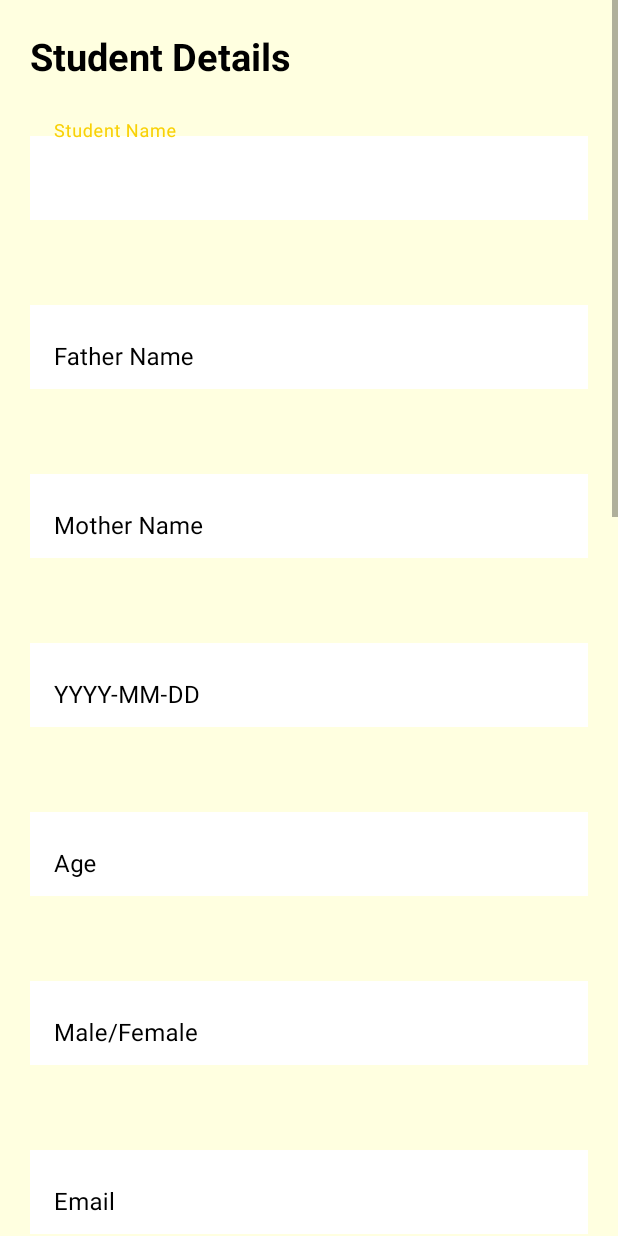
After one commit to aniket-yadav/sbts, an Android app: the RegisterStudent screen opened directly, with no data from a screen before it, on a phone screen of 412 x 824 dp. The commit adds this screen. Run offline under Robolectric (Android 15) with nearby library versions, the phone set to English and light mode, and no system bars; our stand-ins replace Volley.

Commit message:
student add

```diff
--- a/app/src/main/AndroidManifest.xml
+++ b/app/src/main/AndroidManifest.xml
@@ -26,6 +26,9 @@
         android:roundIcon="@mipmap/ic_launcher_round"
         android:supportsRtl="true"
         android:theme="@style/Theme.SBTS">
+        <activity
+            android:name=".activities.RegisterStudent"
+            android:exported="false" />
         <activity
             android:name=".activities.AddBus"
             android:exported="false" />
--- /dev/null
+++ b/app/src/main/java/com/app/sbts/activities/RegisterStudent.java
@@ -0,0 +1,73 @@
+package com.app.sbts.activities;
+
+import androidx.appcompat.app.AppCompatActivity;
+
+import android.os.Bundle;
+import android.widget.Toast;
+
+import com.android.volley.Request;
+import com.android.volley.toolbox.StringRequest;
+import com.app.sbts.R;
+import com.app.sbts.classes.SingletonClass;
+import com.app.sbts.databinding.ActivityRegisterStudentBinding;
+
+import java.util.HashMap;
+import java.util.Map;
+import java.util.Objects;
+
+public class RegisterStudent extends AppCompatActivity {
+
+    ActivityRegisterStudentBinding binding;
+
+    @Override
+    protected void onCreate(Bundle savedInstanceState) {
+        super.onCreate(savedInstanceState);
+        binding = ActivityRegisterStudentBinding.inflate(getLayoutInflater());
+        setContentView(binding.getRoot());
+        binding.registerSubmit.setOnClickListener(v -> upload());
+
+    }
+
+    private void upload() {
+
+        String registerStudent = getString(R.string.Student_Registration_URL);
+
+        StringRequest request = new StringRequest(Request.Method.POST, registerStudent, response -> Toast.makeText(getApplicationContext(),response,Toast.LENGTH_LONG).show(), error -> {
+            Toast.makeText(getApplicationContext(),error.toString(),Toast.LENGTH_LONG).show();
+        }) {
+
+            @Override
+            protected Map<String, String> getParams() {
+
+                Map<String, String> params = new HashMap<>();
+                params.put("Full_Name", Objects.requireNonNull(binding.studentName.getText()).toString().trim());
+                params.put("Father_Name", Objects.requireNonNull(binding.fatherName.getText()).toString().trim() );
+                params.put("Mother_Name", Objects.requireNonNull(binding.motherName.getText()).toString().trim());
+                params.put("DOB", Objects.requireNonNull(binding.dob.getText()).toString().trim());
+                params.put("Gender", Objects.requireNonNull(binding.gender.getText()).toString().trim());
+                params.put("Age", Objects.requireNonNull(binding.age.getText()).toString().trim());
+                params.put("Email", Objects.requireNonNull(binding.email.getText()).toString().trim());
+                params.put("Mobile_No1", Objects.requireNonNull(binding.mobile1.getText()).toString().trim());
+                params.put("Mobile_No2", Objects.requireNonNull(binding.mobile2.getText()).toString().trim());
+                params.put("Address", Objects.requireNonNull(binding.address.getText()).toString().trim());
+                params.put("City", Objects.requireNonNull(binding.city.getText()).toString().trim());
+                params.put("Pincode", Objects.requireNonNull(binding.pincode.getText()).toString().trim());
+                params.put("School_Id", Objects.requireNonNull(binding.schoolId.getText()).toString().trim());
+                params.put("Roll_No", Objects.requireNonNull(binding.rollNo.getText()).toString().trim());
+                params.put("Class", Objects.requireNonNull(binding.className.getText()).toString().trim());
+                params.put("Division", Objects.requireNonNull(binding.division.getText()).toString().trim());
+
+                return params;
+            }
+        };
+
+        SingletonClass.getInstance(getApplicationContext()).addToRequestQueue(request);
+    }
+
+
+    @Override
+    protected void onDestroy() {
+        super.onDestroy();
+        binding = null;
+    }
+}
--- a/app/src/main/java/com/app/sbts/fragments/Students_List.java
+++ b/app/src/main/java/com/app/sbts/fragments/Students_List.java
@@ -1,5 +1,6 @@
 package com.app.sbts.fragments;
 
+import android.content.Intent;
 import android.os.Bundle;
 
 import androidx.fragment.app.Fragment;
@@ -12,6 +13,7 @@ import android.widget.Toast;
 
 import com.android.volley.toolbox.JsonArrayRequest;
 import com.app.sbts.R;
+import com.app.sbts.activities.RegisterStudent;
 import com.app.sbts.adaptor.RecyclerViewAdapter;
 import com.app.sbts.adaptor.StudentsAdaptor;
 import com.app.sbts.classes.SingletonClass;
@@ -41,6 +43,7 @@ public class Students_List extends Fragment {
         String url = getString(R.string.Student_List_URL);
         loadStudentList(url);
 
+        binding.addStudent.setOnClickListener(v -> startActivity(new Intent(requireActivity(), RegisterStudent.class)));
         return  binding.getRoot();
     }
 
--- /dev/null
+++ b/app/src/main/res/layout/activity_register_student.xml
@@ -0,0 +1,375 @@
+<?xml version="1.0" encoding="utf-8"?>
+<ScrollView xmlns:android="http://schemas.android.com/apk/res/android"
+    xmlns:app="http://schemas.android.com/apk/res-auto"
+    xmlns:tools="http://schemas.android.com/tools"
+    android:layout_width="match_parent"
+    android:layout_height="match_parent"
+    android:clickable="true"
+    android:background="@color/light_yellow"
+    android:focusableInTouchMode="true"
+    android:focusable="true"
+    tools:context=".activities.RegisterStudent">
+
+
+    <androidx.appcompat.widget.LinearLayoutCompat
+        android:layout_width="match_parent"
+        android:layout_height="wrap_content"
+        android:layout_margin="20dp"
+        android:orientation="vertical">
+
+        <com.google.android.material.textview.MaterialTextView
+            android:layout_width="wrap_content"
+            android:layout_height="wrap_content"
+            android:text="@string/student_details"
+            android:textColor="@color/black"
+            android:textSize="25sp"
+            android:textStyle="bold" />
+
+
+        <com.google.android.material.textfield.TextInputLayout
+            android:id="@+id/student_name_layout"
+            android:layout_width="match_parent"
+            android:layout_height="wrap_content"
+            android:layout_marginTop="25dp"
+            android:hint="@string/student_name"
+            android:textColorHint="@color/black"
+            app:boxBackgroundMode="none"
+            app:errorEnabled="true"
+            app:hintEnabled="true">
+
+            <com.google.android.material.textfield.TextInputEditText
+                android:id="@+id/student_name"
+                android:layout_width="match_parent"
+                android:layout_height="wrap_content"
+                android:inputType="text"
+                android:textColor="@color/black"
+                android:background="@color/white"/>
+
+        </com.google.android.material.textfield.TextInputLayout>
+        <com.google.android.material.textfield.TextInputLayout
+            android:id="@+id/father_name_layout"
+            android:layout_width="match_parent"
+            android:layout_height="wrap_content"
+            android:layout_marginTop="25dp"
+            android:hint="@string/father_name"
+            android:textColorHint="@color/black"
+            app:boxBackgroundMode="none"
+            app:errorEnabled="true"
+            app:hintEnabled="true">
+
+            <com.google.android.material.textfield.TextInputEditText
+                android:id="@+id/father_name"
+                android:layout_width="match_parent"
+                android:layout_height="wrap_content"
+                android:inputType="text"
+                android:textColor="@color/black"
+                android:background="@color/white"/>
+
+        </com.google.android.material.textfield.TextInputLayout>
+        <com.google.android.material.textfield.TextInputLayout
+            android:id="@+id/mother_name_layout"
+            android:layout_width="match_parent"
+            android:layout_height="wrap_content"
+            android:layout_marginTop="25dp"
+            android:hint="@string/mother_name"
+            android:textColorHint="@color/black"
+            app:boxBackgroundMode="none"
+            app:errorEnabled="true"
+            app:hintEnabled="true">
+
+            <com.google.android.material.textfield.TextInputEditText
+                android:id="@+id/mother_name"
+                android:layout_width="match_parent"
+                android:layout_height="wrap_content"
+                android:inputType="text"
+                android:textColor="@color/black"
+                android:background="@color/white"/>
+
+        </com.google.android.material.textfield.TextInputLayout>
+        <com.google.android.material.textfield.TextInputLayout
+            android:id="@+id/dob_layout"
+            android:layout_width="match_parent"
+            android:layout_height="wrap_content"
+            android:layout_marginTop="25dp"
+            android:hint="@string/yyyy_mm_dd"
+            android:textColorHint="@color/black"
+            app:boxBackgroundMode="none"
+            app:errorEnabled="true"
+            app:hintEnabled="true">
+
+            <com.google.android.material.textfield.TextInputEditText
+                android:id="@+id/dob"
+                android:layout_width="match_parent"
+                android:layout_height="wrap_content"
+                android:inputType="date"
+                android:textColor="@color/black"
+                android:background="@color/white"/>
+
+        </com.google.android.material.textfield.TextInputLayout>
+        <com.google.android.material.textfield.TextInputLayout
+            android:id="@+id/age_layout"
+            android:layout_width="match_parent"
+            android:layout_height="wrap_content"
+            android:layout_marginTop="25dp"
+            android:hint="@string/age"
+            android:textColorHint="@color/black"
+            app:boxBackgroundMode="none"
+            app:errorEnabled="true"
+            app:hintEnabled="true">
+
+            <com.google.android.material.textfield.TextInputEditText
+                android:id="@+id/age"
+                android:layout_width="match_parent"
+                android:layout_height="wrap_content"
+                android:inputType="number"
+                android:maxLength="3"
+                android:textColor="@color/black"
+                android:background="@color/white"/>
+
+        </com.google.android.material.textfield.TextInputLayout>
+        <com.google.android.material.textfield.TextInputLayout
+            android:id="@+id/gender_layout"
+            android:layout_width="match_parent"
+            android:layout_height="wrap_content"
+            android:layout_marginTop="25dp"
+            android:hint="@string/male_female"
+            android:textColorHint="@color/black"
+            app:boxBackgroundMode="none"
+            app:errorEnabled="true"
+            app:hintEnabled="true">
+
+            <com.google.android.material.textfield.TextInputEditText
+                android:id="@+id/gender"
+                android:layout_width="match_parent"
+                android:layout_height="wrap_content"
+                android:inputType="text"
+                android:textColor="@color/black"
+                android:background="@color/white"/>
+
+        </com.google.android.material.textfield.TextInputLayout>
+        <com.google.android.material.textfield.TextInputLayout
+            android:id="@+id/email_layout"
+            android:layout_width="match_parent"
+            android:layout_height="wrap_content"
+            android:layout_marginTop="25dp"
+            android:hint="@string/email"
+            android:textColorHint="@color/black"
+            app:boxBackgroundMode="none"
+            app:errorEnabled="true"
+            app:hintEnabled="true">
+
+            <com.google.android.material.textfield.TextInputEditText
+                android:id="@+id/email"
+                android:layout_width="match_parent"
+                android:layout_height="wrap_content"
+                android:inputType="textEmailAddress"
+                android:textColor="@color/black"
+                android:background="@color/white"/>
+
+        </com.google.android.material.textfield.TextInputLayout>
+        <com.google.android.material.textfield.TextInputLayout
+            android:id="@+id/mobile1_layout"
+            android:layout_width="match_parent"
+            android:layout_height="wrap_content"
+            android:layout_marginTop="25dp"
+            android:hint="@string/mobile"
+            android:textColorHint="@color/black"
+            app:boxBackgroundMode="none"
+            app:errorEnabled="true"
+            app:hintEnabled="true">
+
+            <com.google.android.material.textfield.TextInputEditText
+                android:id="@+id/mobile1"
+                android:layout_width="match_parent"
+                android:layout_height="wrap_content"
+                android:inputType="phone"
+                android:maxLength="10"
+                android:textColor="@color/black"
+                android:background="@color/white"/>
+
+        </com.google.android.material.textfield.TextInputLayout>
+        <com.google.android.material.textfield.TextInputLayout
+            android:id="@+id/mobile2_layout"
+            android:layout_width="match_parent"
+            android:layout_height="wrap_content"
+            android:layout_marginTop="25dp"
+            android:hint="@string/alternate_mobile"
+            android:textColorHint="@color/black"
+            app:boxBackgroundMode="none"
+            app:errorEnabled="true"
+            app:hintEnabled="true">
+
+            <com.google.android.material.textfield.TextInputEditText
+                android:id="@+id/mobile2"
+                android:layout_width="match_parent"
+                android:layout_height="wrap_content"
+                android:inputType="phone"
+                android:maxLength="10"
+                android:textColor="@color/black"
+                android:background="@color/white"/>
+
+        </com.google.android.material.textfield.TextInputLayout>
+        <com.google.android.material.textfield.TextInputLayout
+            android:id="@+id/address_layout"
+            android:layout_width="match_parent"
+            android:layout_height="wrap_content"
+            android:layout_marginTop="25dp"
+            android:hint="@string/address"
+            android:textColorHint="@color/black"
+            app:boxBackgroundMode="none"
+            app:errorEnabled="true"
+            app:hintEnabled="true">
+
+            <com.google.android.material.textfield.TextInputEditText
+                android:id="@+id/address"
+                android:layout_width="match_parent"
+                android:layout_height="wrap_content"
+                android:inputType="text"
+                android:textColor="@color/black"
+                android:background="@color/white"/>
+
+        </com.google.android.material.textfield.TextInputLayout>
+        <com.google.android.material.textfield.TextInputLayout
+            android:id="@+id/city_layout"
+            android:layout_width="match_parent"
+            android:layout_height="wrap_content"
+            android:layout_marginTop="25dp"
+            android:hint="@string/city_name"
+            android:textColorHint="@color/black"
+            app:boxBackgroundMode="none"
+            app:errorEnabled="true"
+            app:hintEnabled="true">
+
+            <com.google.android.material.textfield.TextInputEditText
+                android:id="@+id/city"
+                android:layout_width="match_parent"
+                android:layout_height="wrap_content"
+                android:inputType="text"
+                android:textColor="@color/black"
+                android:background="@color/white"/>
+
+        </com.google.android.material.textfield.TextInputLayout>
+        <com.google.android.material.textfield.TextInputLayout
+            android:id="@+id/pincode_layout"
+            android:layout_width="match_parent"
+            android:layout_height="wrap_content"
+            android:layout_marginTop="25dp"
+            android:hint="@string/pincode"
+            android:textColorHint="@color/black"
+            app:boxBackgroundMode="none"
+            app:errorEnabled="true"
+            app:hintEnabled="true">
+
+            <com.google.android.material.textfield.TextInputEditText
+                android:id="@+id/pincode"
+                android:layout_width="match_parent"
+                android:layout_height="wrap_content"
+                android:inputType="number"
+                android:maxLength="6"
+                android:textColor="@color/black"
+                android:background="@color/white"/>
+
+        </com.google.android.material.textfield.TextInputLayout>
+        <com.google.android.material.textfield.TextInputLayout
+            android:id="@+id/school_id_layout"
+            android:layout_width="match_parent"
+            android:layout_height="wrap_content"
+            android:layout_marginTop="25dp"
+            android:hint="@string/student_id"
+            android:textColorHint="@color/black"
+            app:boxBackgroundMode="none"
+            app:errorEnabled="true"
+            app:hintEnabled="true">
+
+            <com.google.android.material.textfield.TextInputEditText
+                android:id="@+id/school_id"
+                android:layout_width="match_parent"
+                android:layout_height="wrap_content"
+                android:inputType="number"
+                android:textColor="@color/black"
+                android:background="@color/white"/>
+
+        </com.google.android.material.textfield.TextInputLayout>
+        <com.google.android.material.textfield.TextInputLayout
+            android:id="@+id/roll_no_layout"
+            android:layout_width="match_parent"
+            android:layout_height="wrap_content"
+            android:layout_marginTop="25dp"
+            android:hint="@string/roll_no"
+            android:textColorHint="@color/black"
+            app:boxBackgroundMode="none"
+            app:errorEnabled="true"
+            app:hintEnabled="true">
+
+            <com.google.android.material.textfield.TextInputEditText
+                android:id="@+id/roll_no"
+                android:layout_width="match_parent"
+                android:layout_height="wrap_content"
+                android:inputType="number"
+                android:maxLength="3"
+                android:textColor="@color/black"
+                android:background="@color/white"/>
+
+        </com.google.android.material.textfield.TextInputLayout>
+        <com.google.android.material.textfield.TextInputLayout
+            android:id="@+id/class_name_layout"
+            android:layout_width="match_parent"
+            android:layout_height="wrap_content"
+            android:layout_marginTop="25dp"
+            android:hint="@string/className"
+            android:textColorHint="@color/black"
+            app:boxBackgroundMode="none"
+            app:errorEnabled="true"
+            app:hintEnabled="true">
+
+            <com.google.android.material.textfield.TextInputEditText
+                android:id="@+id/class_name"
+                android:layout_width="match_parent"
+                android:layout_height="wrap_content"
+                android:inputType="text"
+                android:textColor="@color/black"
+                android:background="@color/white"/>
+
+        </com.google.android.material.textfield.TextInputLayout>
+        <com.google.android.material.textfield.TextInputLayout
+            android:id="@+id/division_layout"
+            android:layout_width="match_parent"
+            android:layout_height="wrap_content"
+            android:layout_marginTop="25dp"
+            android:hint="@string/division"
+            android:textColorHint="@color/black"
+            app:boxBackgroundMode="none"
+            app:errorEnabled="true"
+            app:hintEnabled="true">
+
+            <com.google.android.material.textfield.TextInputEditText
+                android:id="@+id/division"
+                android:layout_width="match_parent"
+                android:layout_height="wrap_content"
+                android:inputType="text"
+                android:maxLength="1"
+                android:textColor="@color/black"
+                android:background="@color/white"/>
+
+        </com.google.android.material.textfield.TextInputLayout>
+
+
+
+
+        <com.google.android.material.button.MaterialButton
+            android:id="@+id/register_submit"
+            android:layout_width="wrap_content"
+            android:layout_height="wrap_content"
+            android:layout_gravity="center_horizontal"
+            android:layout_marginTop="15dp"
+            android:layout_marginBottom="50dp"
+            android:background="@drawable/button_layout_2"
+            android:text="@string/submit"
+            android:textSize="17sp"
+            android:textColor="@color/black"
+            android:paddingHorizontal="25dp"
+            android:textStyle="bold" />
+
+    </androidx.appcompat.widget.LinearLayoutCompat>
+
+</ScrollView>
--- a/app/src/main/res/layout/fragment_students__list.xml
+++ b/app/src/main/res/layout/fragment_students__list.xml
@@ -22,6 +22,17 @@
         android:layout_marginLeft="16dp"
         android:layout_marginTop="16dp"
         android:layout_marginRight="16dp" />
+    <com.google.android.material.floatingactionbutton.FloatingActionButton
+        android:id="@+id/add_student"
+        android:layout_width="wrap_content"
+        android:layout_height="wrap_content"
+        android:src="@drawable/person_add"
+        android:backgroundTint="@color/white"
+        android:layout_marginBottom="10dp"
+        android:layout_marginEnd="10dp"
+        android:layout_alignParentEnd="true"
+        android:layout_alignParentBottom="true"
+        android:contentDescription="@string/add_student" />
 
 
 </RelativeLayout>
--- a/app/src/main/res/values/strings.xml
+++ b/app/src/main/res/values/strings.xml
@@ -17,6 +17,7 @@
     <string name="Upload_Profile_URL">https://sbts2022.000webhostapp.com/api/uploadprofile.php</string>
     <string name="Parent_Registration_URL">https://sbts2022.000webhostapp.com/api/registerParent.php</string>
     <string name="Attendee_Registration_URL">https://sbts2022.000webhostapp.com/api/registerAttendee.php</string>
+    <string name="Student_Registration_URL">https://sbts2022.000webhostapp.com/api/registerStudent.php</string>
     <string name="Driver_Registration_URL">https://sbts2022.000webhostapp.com/api/registerDriver.php</string>
     <string name="Parent_URL">https://sbts2022.000webhostapp.com/api/parent.php</string>
     <string name="Driver_URL">https://sbts2022.000webhostapp.com/api/driver.php</string>
@@ -41,13 +42,12 @@
     <string name="residential_address">Enter your residential address</string>
     <string name="city">Enter the name of your city</string>
     <string name="pin_code">Enter your pin-code</string>
-    <string name="student_details">Student Details</string>
     <string name="id_no">Enter your childs ID Number</string>
     <string name="name">Enter your childs name</string>
     <string name="hybrid">Hybrid</string>
     <string name="terrain">Terrain</string>
     <string name="normal">Normal</string>
-    <string name="satelite">Satelite</string>
+    <string name="satelite">Satellite</string>
     <string name="bus">Bus</string>
     <!--    <string name="profile">Profile</string>-->
     <string name="map">Map</string>
@@ -107,9 +107,7 @@
     <string name="approve">Approve</string>
     <string name="approved">Approved</string>
     <string name="attendee_list">Attendee List</string>
-    <string name="age">Age</string>
     <string name="full_name">Full Name</string>
-    <string name="email">Email</string>
     <string name="mobile">Mobile</string>
     <string name="alternate_mobile">Alternate mobile</string>
     <string name="aadhaar_detail">Aadhaar Detail</string>
@@ -122,4 +120,20 @@
     <string name="color">Color</string>
     <string name="bus_no">Bus No</string>
     <string name="add_bus_url">https://sbts2022.000webhostapp.com/api/addBus.php</string>
+    <string name="student_details">Student Details</string>
+    <string name="student_name">Student Name</string>
+    <string name="father_name">Father Name</string>
+    <string name="mother_name">Mother Name</string>
+    <string name="male_female">Male/Female</string>
+    <string name="email">Email</string>
+    <string name="address">Address</string>
+    <string name="city_name">City</string>
+    <string name="pincode">Pin code</string>
+    <string name="student_id">Student Id</string>
+    <string name="roll_no">Roll No</string>
+    <string name="className">Class</string>
+    <string name="division">Division</string>
+    <string name="yyyy_mm_dd">YYYY-MM-DD</string>
+    <string name="age">Age</string>
+    <string name="add_student">Add Student</string>
 </resources>
```
